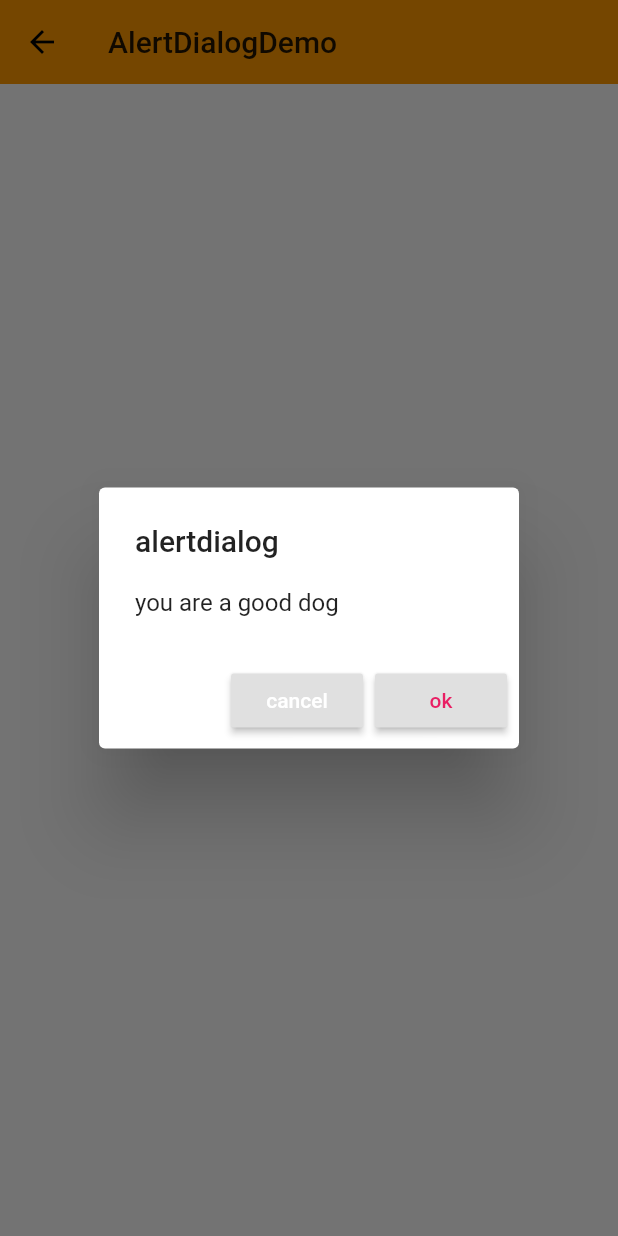
After one commit to zbwbb/flutter_vedio, a Flutter app: the AlertDialogDemo screen opened directly, after a tap on "flatbutton", on a phone screen of 412 x 824 dp. The commit adds this screen. Run offline on Flutter 3.47's test engine with Material 2 defaults, Android fonts, the phone set to English and light mode, and no system bars.

Commit message:
simpledialog alertdialog 异步

```diff
--- a/flutter_vedio_first/lib/demo/DateTime_demo.dart
+++ b/flutter_vedio_first/lib/demo/DateTime_demo.dart
@@ -17,7 +17,7 @@ class _DateTimeDemoState extends State<DateTimeDemo> {
 
   // 选取日期的方法
   // 标记方法为异步
-  _selectDate()async{
+  Future _selectDate()async{
     // 弹出日期选择器
     // 定义变量接收返回值
     // 使用 await ：等待结果返回 再赋值
--- /dev/null
+++ b/flutter_vedio_first/lib/demo/alertDialog_demo.dart
@@ -0,0 +1,81 @@
+import 'package:flutter/material.dart';
+import 'dart:async';
+
+
+class AlertDialogDemo extends StatefulWidget {
+  @override
+  _AlertDialogDemoState createState() => _AlertDialogDemoState();
+}
+
+class _AlertDialogDemoState extends State<AlertDialogDemo> {
+
+  // 接收选择的值
+  String _alertValue = 'nothing';
+
+
+  Future openAlertDialog() async{
+
+    String choice = await showDialog(
+      context: context,
+      // 如果强制用户选择的话
+      // barrierDismissible: false,
+      builder: (BuildContext context){
+        return AlertDialog(
+          title: Text('alertdialog'),
+          content: Text('you are a good dog'),
+          actions: <Widget>[
+            RaisedButton(
+              onPressed: (){
+                Navigator.of(context).pop('cancel');
+              },
+              child: Text('cancel',style: TextStyle(color: Colors.white),),
+            ),
+            RaisedButton(
+              onPressed: (){
+                Navigator.of(context).pop('ok');
+              },
+              child: Text('ok',style: TextStyle(color: Colors.pink),),
+            ),
+          ],
+        );
+      },
+    );
+    //
+    setState(() {
+        _alertValue = choice;
+      });
+
+  }
+
+  @override
+  Widget build(BuildContext context) {
+    return Scaffold(
+      appBar: AppBar(
+        title: Text('AlertDialogDemo'),
+        elevation: 0.0,
+      ),
+      body: Container(
+        padding: EdgeInsets.all(10.0),
+        child: Column(
+          mainAxisAlignment: MainAxisAlignment.center,
+          children: <Widget>[
+            Text('your choice is $_alertValue'),
+            SizedBox(
+              height: 50,
+            ),
+            Row(
+              mainAxisAlignment: MainAxisAlignment.center,
+              children: <Widget>[
+                // 平面按钮
+                FlatButton(
+                  child: Text('flatbutton'),
+                  onPressed: openAlertDialog,
+                ),
+              ],
+            )
+          ],
+        ),
+      ),
+    );
+  }
+}
--- a/flutter_vedio_first/lib/demo/material_components.dart
+++ b/flutter_vedio_first/lib/demo/material_components.dart
@@ -7,6 +7,7 @@ import 'package:flutter_vedio_first/demo/simpleDialog_demo.dart';
 import 'package:flutter_vedio_first/demo/popUpMemuButton_Demo.dart';
 import 'package:flutter_vedio_first/demo/slider_demo.dart';
 import 'package:flutter_vedio_first/demo/DateTime_demo.dart';
+import 'package:flutter_vedio_first/demo/alertDialog_demo.dart';
 
 
 class MaterialComponents extends StatelessWidget {
@@ -81,6 +82,10 @@ class MaterialComponents extends StatelessWidget {
           ListItem(
             title: 'simpledialog',
             page: SimpleDialogDemo(),
+          ),
+          ListItem(
+            title: 'alertdialog',
+            page: AlertDialogDemo(),
           ),
         ],
       ),
```
